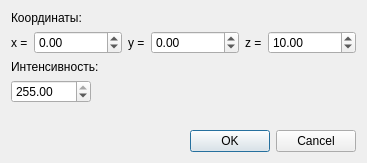
The window that AddLightDialog.ui (ilotXXI/RayBacktrace) describes before a commit, drawn with Qt 5.
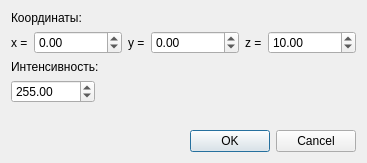
The same window after the commit.

```diff
--- a/AddLightDialog.ui
+++ b/AddLightDialog.ui
@@ -137,7 +137,7 @@
       <double>0.010000000000000</double>
      </property>
      <property name="maximum">
-      <double>255.000000000000000</double>
+      <double>100000.000000000000000</double>
      </property>
      <property name="singleStep">
       <double>0.100000000000000</double>
```
